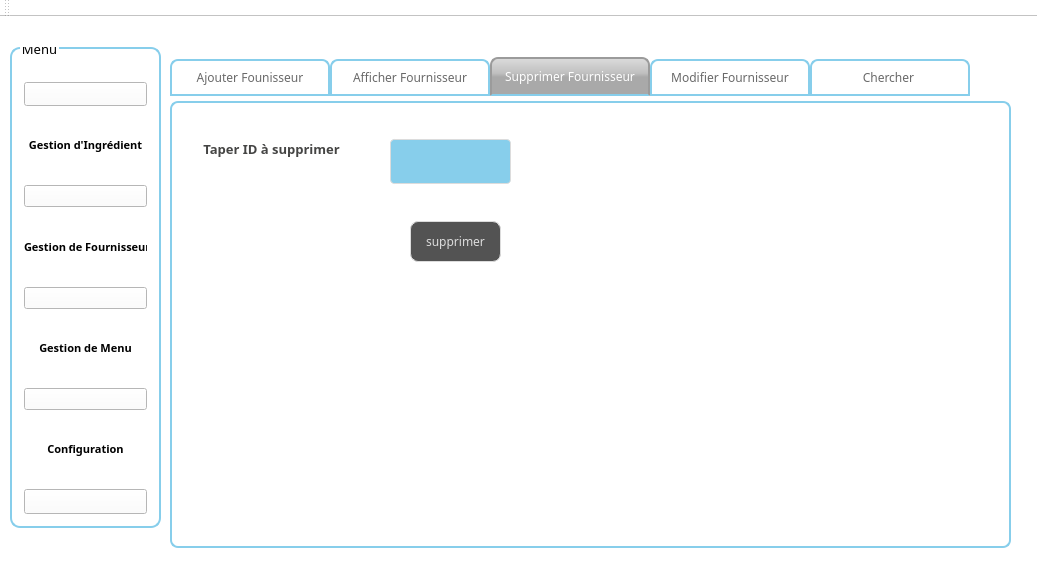
The window that mainwindow.ui (soumaya-nheri/Smart-Restaurant-2A25) describes before a commit, drawn with Qt 5.
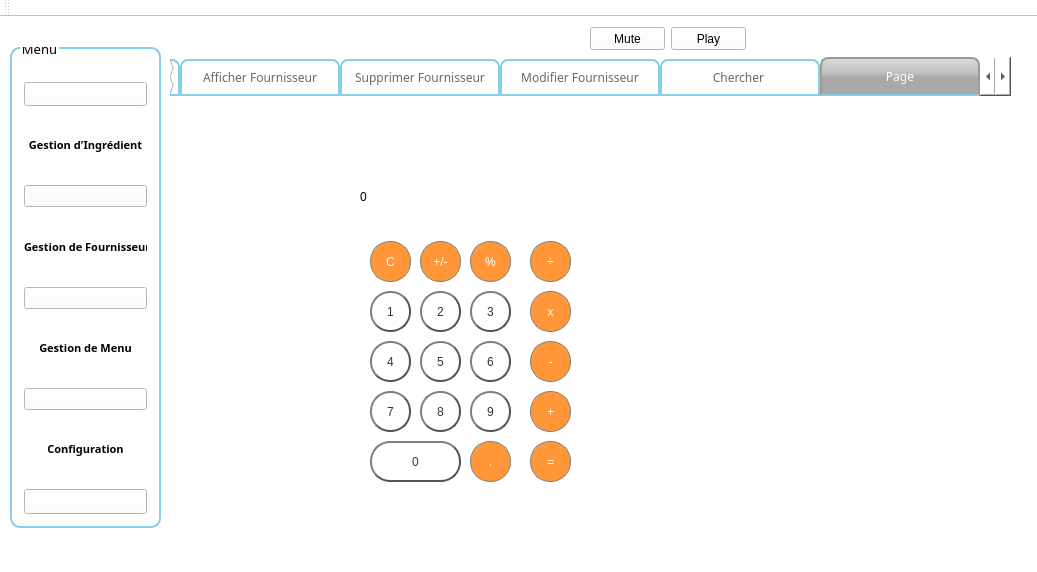
The same window after the commit. The open tabs and pages were chosen to show the change. Icons and pictures are not drawn.

What changed in the file:
```diff
--- a/mainwindow.ui
+++ b/mainwindow.ui
@@ -1282,6 +1282,903 @@
         </property>
        </widget>
       </widget>
+      <widget class="QWidget" name="tab_16">
+       <attribute name="title">
+        <string>Page</string>
+       </attribute>
+       <widget class="QPushButton" name="pushButton_0">
+        <property name="geometry">
+         <rect>
+          <x>200</x>
+          <y>340</y>
+          <width>91</width>
+          <height>41</height>
+         </rect>
+        </property>
+        <property name="styleSheet">
+         <string notr="true">QPushButton {
+color: #333;
+border: 2px solid #555;
+border-radius: 20px;
+border-style: outset;
+background: qradialgradient(
+cx: 0.3, cy: -0.4, fx: 0.3, fy: -0.4,
+radius: 1.35, stop: 0 #fff, stop: 1 #888
+);
+padding: 5px;
+}
+
+QPushButton:hover {
+background: qradialgradient(
+cx: 0.3, cy: -0.4, fx: 0.3, fy: -0.4,
+radius: 1.35, stop: 0 #fff, stop: 1 #bbb
+);
+}
+
+QPushButton:pressed {
+border-style: inset;
+background: qradialgradient(
+cx: 0.4, cy: -0.1, fx: 0.4, fy: -0.1,
+radius: 1.35, stop: 0 #fff, stop: 1 #ddd
+);
+}</string>
+        </property>
+        <property name="text">
+         <string>0</string>
+        </property>
+        <attribute name="buttonGroup">
+         <string notr="true">buttonGroup</string>
+        </attribute>
+       </widget>
+       <widget class="QPushButton" name="pushButton_5">
+        <property name="geometry">
+         <rect>
+          <x>250</x>
+          <y>240</y>
+          <width>41</width>
+          <height>41</height>
+         </rect>
+        </property>
+        <property name="styleSheet">
+         <string notr="true">QPushButton {
+color: #333;
+border: 2px solid #555;
+border-radius: 20px;
+border-style: outset;
+background: qradialgradient(
+cx: 0.3, cy: -0.4, fx: 0.3, fy: -0.4,
+radius: 1.35, stop: 0 #fff, stop: 1 #888
+);
+padding: 5px;
+}
+
+QPushButton:hover {
+background: qradialgradient(
+cx: 0.3, cy: -0.4, fx: 0.3, fy: -0.4,
+radius: 1.35, stop: 0 #fff, stop: 1 #bbb
+);
+}
+
+QPushButton:pressed {
+border-style: inset;
+background: qradialgradient(
+cx: 0.4, cy: -0.1, fx: 0.4, fy: -0.1,
+radius: 1.35, stop: 0 #fff, stop: 1 #ddd
+);
+}</string>
+        </property>
+        <property name="text">
+         <string>5</string>
+        </property>
+        <attribute name="buttonGroup">
+         <string notr="true">buttonGroup</string>
+        </attribute>
+       </widget>
+       <widget class="QPushButton" name="pushButton_8">
+        <property name="geometry">
+         <rect>
+          <x>250</x>
+          <y>290</y>
+          <width>41</width>
+          <height>41</height>
+         </rect>
+        </property>
+        <property name="styleSheet">
+         <string notr="true">QPushButton {
+color: #333;
+border: 2px solid #555;
+border-radius: 20px;
+border-style: outset;
+background: qradialgradient(
+cx: 0.3, cy: -0.4, fx: 0.3, fy: -0.4,
+radius: 1.35, stop: 0 #fff, stop: 1 #888
+);
+padding: 5px;
+}
+
+QPushButton:hover {
+background: qradialgradient(
+cx: 0.3, cy: -0.4, fx: 0.3, fy: -0.4,
+radius: 1.35, stop: 0 #fff, stop: 1 #bbb
+);
+}
+
+QPushButton:pressed {
+border-style: inset;
+background: qradialgradient(
+cx: 0.4, cy: -0.1, fx: 0.4, fy: -0.1,
+radius: 1.35, stop: 0 #fff, stop: 1 #ddd
+);
+}</string>
+        </property>
+        <property name="text">
+         <string>8</string>
+        </property>
+        <attribute name="buttonGroup">
+         <string notr="true">buttonGroup</string>
+        </attribute>
+       </widget>
+       <widget class="QPushButton" name="pushButton_minus">
+        <property name="geometry">
+         <rect>
+          <x>360</x>
+          <y>240</y>
+          <width>41</width>
+          <height>41</height>
+         </rect>
+        </property>
+        <property name="styleSheet">
+         <string notr="true">/* (Clear,+/-,%,. buttons) Unary Operations Buttons Stylesheet */
+
+QPushButton {
+  background-color: rgb(215, 215, 215);
+  border: 2px solid #555;
+border-radius: 20px;
+border-style: outset;
+}
+QPushButton:pressed {
+    background-color: qlineargradient(x1: 0, y1: 0, x2: 0, y2: 1,
+                                      stop: 0 #BEBEBE, stop: 1 #D7D7D7);
+}
+/* End Unary Operations Buttons Stylesheet */
+
+/* (Orange buttons) Operations Buttons Stylesheet */
+QPushButton {
+  background-color: rgb(255, 151, 57);
+  color: white; 
+  border: 1px solid gray;
+}
+
+QPushButton:pressed {
+    background-color: qlineargradient(x1: 0, y1: 0, x2: 0, y2: 1,
+                                      stop: 0 #FF7832, stop: 1 #FF9739);
+}
+</string>
+        </property>
+        <property name="text">
+         <string>-</string>
+        </property>
+        <attribute name="buttonGroup">
+         <string notr="true">buttonGroup</string>
+        </attribute>
+       </widget>
+       <widget class="QPushButton" name="pushButton_clear">
+        <property name="geometry">
+         <rect>
+          <x>200</x>
+          <y>140</y>
+          <width>41</width>
+          <height>41</height>
+         </rect>
+        </property>
+        <property name="styleSheet">
+         <string notr="true">/* (Clear,+/-,%,. buttons) Unary Operations Buttons Stylesheet */
+
+QPushButton {
+  background-color: rgb(215, 215, 215);
+  border: 2px solid #555;
+border-radius: 20px;
+border-style: outset;
+}
+QPushButton:pressed {
+    background-color: qlineargradient(x1: 0, y1: 0, x2: 0, y2: 1,
+                                      stop: 0 #BEBEBE, stop: 1 #D7D7D7);
+}
+/* End Unary Operations Buttons Stylesheet */
+
+/* (Orange buttons) Operations Buttons Stylesheet */
+QPushButton {
+  background-color: rgb(255, 151, 57);
+  color: white; 
+  border: 1px solid gray;
+}
+
+QPushButton:pressed {
+    background-color: qlineargradient(x1: 0, y1: 0, x2: 0, y2: 1,
+                                      stop: 0 #FF7832, stop: 1 #FF9739);
+}
+</string>
+        </property>
+        <property name="text">
+         <string>C</string>
+        </property>
+        <attribute name="buttonGroup">
+         <string notr="true">buttonGroup</string>
+        </attribute>
+       </widget>
+       <widget class="QPushButton" name="pushButton_9">
+        <property name="geometry">
+         <rect>
+          <x>300</x>
+          <y>290</y>
+          <width>41</width>
+          <height>41</height>
+         </rect>
+        </property>
+        <property name="styleSheet">
+         <string notr="true">QPushButton {
+color: #333;
+border: 2px solid #555;
+border-radius: 20px;
+border-style: outset;
+background: qradialgradient(
+cx: 0.3, cy: -0.4, fx: 0.3, fy: -0.4,
+radius: 1.35, stop: 0 #fff, stop: 1 #888
+);
+padding: 5px;
+}
+
+QPushButton:hover {
+background: qradialgradient(
+cx: 0.3, cy: -0.4, fx: 0.3, fy: -0.4,
+radius: 1.35, stop: 0 #fff, stop: 1 #bbb
+);
+}
+
+QPushButton:pressed {
+border-style: inset;
+background: qradialgradient(
+cx: 0.4, cy: -0.1, fx: 0.4, fy: -0.1,
+radius: 1.35, stop: 0 #fff, stop: 1 #ddd
+);
+}
+</string>
+        </property>
+        <property name="text">
+         <string>9</string>
+        </property>
+        <attribute name="buttonGroup">
+         <string notr="true">buttonGroup</string>
+        </attribute>
+       </widget>
+       <widget class="QPushButton" name="pushButton_2">
+        <property name="geometry">
+         <rect>
+          <x>250</x>
+          <y>190</y>
+          <width>41</width>
+          <height>41</height>
+         </rect>
+        </property>
+        <property name="styleSheet">
+         <string notr="true">QPushButton {
+color: #333;
+border: 2px solid #555;
+border-radius: 20px;
+border-style: outset;
+background: qradialgradient(
+cx: 0.3, cy: -0.4, fx: 0.3, fy: -0.4,
+radius: 1.35, stop: 0 #fff, stop: 1 #888
+);
+padding: 5px;
+}
+
+QPushButton:hover {
+background: qradialgradient(
+cx: 0.3, cy: -0.4, fx: 0.3, fy: -0.4,
+radius: 1.35, stop: 0 #fff, stop: 1 #bbb
+);
+}
+
+QPushButton:pressed {
+border-style: inset;
+background: qradialgradient(
+cx: 0.4, cy: -0.1, fx: 0.4, fy: -0.1,
+radius: 1.35, stop: 0 #fff, stop: 1 #ddd
+);
+}</string>
+        </property>
+        <property name="text">
+         <string>2</string>
+        </property>
+        <attribute name="buttonGroup">
+         <string notr="true">buttonGroup</string>
+        </attribute>
+       </widget>
+       <widget class="QPushButton" name="pushButton_1">
+        <property name="geometry">
+         <rect>
+          <x>200</x>
+          <y>190</y>
+          <width>41</width>
+          <height>41</height>
+         </rect>
+        </property>
+        <property name="styleSheet">
+         <string notr="true">QPushButton {
+color: #333;
+border: 2px solid #555;
+border-radius: 20px;
+border-style: outset;
+background: qradialgradient(
+cx: 0.3, cy: -0.4, fx: 0.3, fy: -0.4,
+radius: 1.35, stop: 0 #fff, stop: 1 #888
+);
+padding: 5px;
+}
+
+QPushButton:hover {
+background: qradialgradient(
+cx: 0.3, cy: -0.4, fx: 0.3, fy: -0.4,
+radius: 1.35, stop: 0 #fff, stop: 1 #bbb
+);
+}
+
+QPushButton:pressed {
+border-style: inset;
+background: qradialgradient(
+cx: 0.4, cy: -0.1, fx: 0.4, fy: -0.1,
+radius: 1.35, stop: 0 #fff, stop: 1 #ddd
+);
+}</string>
+        </property>
+        <property name="text">
+         <string>1</string>
+        </property>
+        <attribute name="buttonGroup">
+         <string notr="true">buttonGroup</string>
+        </attribute>
+       </widget>
+       <widget class="QPushButton" name="pushButton_divide">
+        <property name="geometry">
+         <rect>
+          <x>360</x>
+          <y>140</y>
+          <width>41</width>
+          <height>41</height>
+         </rect>
+        </property>
+        <property name="styleSheet">
+         <string notr="true">/* (Clear,+/-,%,. buttons) Unary Operations Buttons Stylesheet */
+
+QPushButton {
+  background-color: rgb(215, 215, 215);
+  border: 2px solid #555;
+border-radius: 20px;
+border-style: outset;
+}
+QPushButton:pressed {
+    background-color: qlineargradient(x1: 0, y1: 0, x2: 0, y2: 1,
+                                      stop: 0 #BEBEBE, stop: 1 #D7D7D7);
+}
+/* End Unary Operations Buttons Stylesheet */
+
+/* (Orange buttons) Operations Buttons Stylesheet */
+QPushButton {
+  background-color: rgb(255, 151, 57);
+  color: white; 
+  border: 1px solid gray;
+}
+
+QPushButton:pressed {
+    background-color: qlineargradient(x1: 0, y1: 0, x2: 0, y2: 1,
+                                      stop: 0 #FF7832, stop: 1 #FF9739);
+}
+</string>
+        </property>
+        <property name="text">
+         <string>÷</string>
+        </property>
+        <attribute name="buttonGroup">
+         <string notr="true">buttonGroup</string>
+        </attribute>
+       </widget>
+       <widget class="QPushButton" name="pushButton_percent">
+        <property name="geometry">
+         <rect>
+          <x>300</x>
+          <y>140</y>
+          <width>41</width>
+          <height>41</height>
+         </rect>
+        </property>
+        <property name="styleSheet">
+         <string notr="true">/* (Clear,+/-,%,. buttons) Unary Operations Buttons Stylesheet */
+
+QPushButton {
+  background-color: rgb(215, 215, 215);
+  border: 2px solid #555;
+border-radius: 20px;
+border-style: outset;
+}
+QPushButton:pressed {
+    background-color: qlineargradient(x1: 0, y1: 0, x2: 0, y2: 1,
+                                      stop: 0 #BEBEBE, stop: 1 #D7D7D7);
+}
+/* End Unary Operations Buttons Stylesheet */
+
+/* (Orange buttons) Operations Buttons Stylesheet */
+QPushButton {
+  background-color: rgb(255, 151, 57);
+  color: white; 
+  border: 1px solid gray;
+}
+
+QPushButton:pressed {
+    background-color: qlineargradient(x1: 0, y1: 0, x2: 0, y2: 1,
+                                      stop: 0 #FF7832, stop: 1 #FF9739);
+}
+</string>
+        </property>
+        <property name="text">
+         <string>%</string>
+        </property>
+        <attribute name="buttonGroup">
+         <string notr="true">buttonGroup</string>
+        </attribute>
+       </widget>
+       <widget class="QPushButton" name="pushButton_multiply">
+        <property name="geometry">
+         <rect>
+          <x>360</x>
+          <y>190</y>
+          <width>41</width>
+          <height>41</height>
+         </rect>
+        </property>
+        <property name="styleSheet">
+         <string notr="true">/* (Clear,+/-,%,. buttons) Unary Operations Buttons Stylesheet */
+
+QPushButton {
+  background-color: rgb(215, 215, 215);
+  border: 2px solid #555;
+border-radius: 20px;
+border-style: outset;
+}
+QPushButton:pressed {
+    background-color: qlineargradient(x1: 0, y1: 0, x2: 0, y2: 1,
+                                      stop: 0 #BEBEBE, stop: 1 #D7D7D7);
+}
+/* End Unary Operations Buttons Stylesheet */
+
+/* (Orange buttons) Operations Buttons Stylesheet */
+QPushButton {
+  background-color: rgb(255, 151, 57);
+  color: white; 
+  border: 1px solid gray;
+}
+
+QPushButton:pressed {
+    background-color: qlineargradient(x1: 0, y1: 0, x2: 0, y2: 1,
+                                      stop: 0 #FF7832, stop: 1 #FF9739);
+}
+</string>
+        </property>
+        <property name="text">
+         <string>x</string>
+        </property>
+        <attribute name="buttonGroup">
+         <string notr="true">buttonGroup</string>
+        </attribute>
+       </widget>
+       <widget class="QPushButton" name="pushButton_equals">
+        <property name="geometry">
+         <rect>
+          <x>360</x>
+          <y>340</y>
+          <width>41</width>
+          <height>41</height>
+         </rect>
+        </property>
+        <property name="styleSheet">
+         <string notr="true">/* (Clear,+/-,%,. buttons) Unary Operations Buttons Stylesheet */
+
+QPushButton {
+  background-color: rgb(215, 215, 215);
+  border: 2px solid #555;
+border-radius: 20px;
+border-style: outset;
+}
+QPushButton:pressed {
+    background-color: qlineargradient(x1: 0, y1: 0, x2: 0, y2: 1,
+                                      stop: 0 #BEBEBE, stop: 1 #D7D7D7);
+}
+/* End Unary Operations Buttons Stylesheet */
+
+/* (Orange buttons) Operations Buttons Stylesheet */
+QPushButton {
+  background-color: rgb(255, 151, 57);
+  color: white; 
+  border: 1px solid gray;
+}
+
+QPushButton:pressed {
+    background-color: qlineargradient(x1: 0, y1: 0, x2: 0, y2: 1,
+                                      stop: 0 #FF7832, stop: 1 #FF9739);
+}
+</string>
+        </property>
+        <property name="text">
+         <string>=</string>
+        </property>
+        <attribute name="buttonGroup">
+         <string notr="true">buttonGroup</string>
+        </attribute>
+       </widget>
+       <widget class="QPushButton" name="pushButton_4">
+        <property name="geometry">
+         <rect>
+          <x>200</x>
+          <y>240</y>
+          <width>41</width>
+          <height>41</height>
+         </rect>
+        </property>
+        <property name="styleSheet">
+         <string notr="true">QPushButton {
+color: #333;
+border: 2px solid #555;
+border-radius: 20px;
+border-style: outset;
+background: qradialgradient(
+cx: 0.3, cy: -0.4, fx: 0.3, fy: -0.4,
+radius: 1.35, stop: 0 #fff, stop: 1 #888
+);
+padding: 5px;
+}
+
+QPushButton:hover {
+background: qradialgradient(
+cx: 0.3, cy: -0.4, fx: 0.3, fy: -0.4,
+radius: 1.35, stop: 0 #fff, stop: 1 #bbb
+);
+}
+
+QPushButton:pressed {
+border-style: inset;
+background: qradialgradient(
+cx: 0.4, cy: -0.1, fx: 0.4, fy: -0.1,
+radius: 1.35, stop: 0 #fff, stop: 1 #ddd
+);
+}</string>
+        </property>
+        <property name="text">
+         <string>4</string>
+        </property>
+        <attribute name="buttonGroup">
+         <string notr="true">buttonGroup</string>
+        </attribute>
+       </widget>
+       <widget class="QPushButton" name="pushButton_add">
+        <property name="geometry">
+         <rect>
+          <x>360</x>
+          <y>290</y>
+          <width>41</width>
+          <height>41</height>
+         </rect>
+        </property>
+        <property name="styleSheet">
+         <string notr="true">/* (Clear,+/-,%,. buttons) Unary Operations Buttons Stylesheet */
+
+QPushButton {
+  background-color: rgb(215, 215, 215);
+  border: 2px solid #555;
+border-radius: 20px;
+border-style: outset;
+}
+QPushButton:pressed {
+    background-color: qlineargradient(x1: 0, y1: 0, x2: 0, y2: 1,
+                                      stop: 0 #BEBEBE, stop: 1 #D7D7D7);
+}
+/* End Unary Operations Buttons Stylesheet */
+
+/* (Orange buttons) Operations Buttons Stylesheet */
+QPushButton {
+  background-color: rgb(255, 151, 57);
+  color: white; 
+  border: 1px solid gray;
+}
+
+QPushButton:pressed {
+    background-color: qlineargradient(x1: 0, y1: 0, x2: 0, y2: 1,
+                                      stop: 0 #FF7832, stop: 1 #FF9739);
+}
+</string>
+        </property>
+        <property name="text">
+         <string>+</string>
+        </property>
+        <attribute name="buttonGroup">
+         <string notr="true">buttonGroup</string>
+        </attribute>
+       </widget>
+       <widget class="QPushButton" name="pushButton_7">
+        <property name="geometry">
+         <rect>
+          <x>200</x>
+          <y>290</y>
+          <width>41</width>
+          <height>41</height>
+         </rect>
+        </property>
+        <property name="styleSheet">
+         <string notr="true">QPushButton {
+color: #333;
+border: 2px solid #555;
+border-radius: 20px;
+border-style: outset;
+background: qradialgradient(
+cx: 0.3, cy: -0.4, fx: 0.3, fy: -0.4,
+radius: 1.35, stop: 0 #fff, stop: 1 #888
+);
+padding: 5px;
+}
+
+QPushButton:hover {
+background: qradialgradient(
+cx: 0.3, cy: -0.4, fx: 0.3, fy: -0.4,
+radius: 1.35, stop: 0 #fff, stop: 1 #bbb
+);
+}
+
+QPushButton:pressed {
+border-style: inset;
+background: qradialgradient(
+cx: 0.4, cy: -0.1, fx: 0.4, fy: -0.1,
+radius: 1.35, stop: 0 #fff, stop: 1 #ddd
+);
+}</string>
+        </property>
+        <property name="text">
+         <string>7</string>
+        </property>
+        <attribute name="buttonGroup">
+         <string notr="true">buttonGroup</string>
+        </attribute>
+       </widget>
+       <widget class="QPushButton" name="pushButton_3">
+        <property name="geometry">
+         <rect>
+          <x>300</x>
+          <y>190</y>
+          <width>41</width>
+          <height>41</height>
+         </rect>
+        </property>
+        <property name="styleSheet">
+         <string notr="true">QPushButton {
+color: #333;
+border: 2px solid #555;
+border-radius: 20px;
+border-style: outset;
+background: qradialgradient(
+cx: 0.3, cy: -0.4, fx: 0.3, fy: -0.4,
+radius: 1.35, stop: 0 #fff, stop: 1 #888
+);
+padding: 5px;
+}
+
+QPushButton:hover {
+background: qradialgradient(
+cx: 0.3, cy: -0.4, fx: 0.3, fy: -0.4,
+radius: 1.35, stop: 0 #fff, stop: 1 #bbb
+);
+}
+
+QPushButton:pressed {
+border-style: inset;
+background: qradialgradient(
+cx: 0.4, cy: -0.1, fx: 0.4, fy: -0.1,
+radius: 1.35, stop: 0 #fff, stop: 1 #ddd
+);
+}</string>
+        </property>
+        <property name="text">
+         <string>3</string>
+        </property>
+        <attribute name="buttonGroup">
+         <string notr="true">buttonGroup</string>
+        </attribute>
+       </widget>
+       <widget class="QPushButton" name="pushButton_6">
+        <property name="geometry">
+         <rect>
+          <x>300</x>
+          <y>240</y>
+          <width>41</width>
+          <height>41</height>
+         </rect>
+        </property>
+        <property name="styleSheet">
+         <string notr="true">QPushButton {
+color: #333;
+border: 2px solid #555;
+border-radius: 20px;
+border-style: outset;
+background: qradialgradient(
+cx: 0.3, cy: -0.4, fx: 0.3, fy: -0.4,
+radius: 1.35, stop: 0 #fff, stop: 1 #888
+);
+padding: 5px;
+}
+
+QPushButton:hover {
+background: qradialgradient(
+cx: 0.3, cy: -0.4, fx: 0.3, fy: -0.4,
+radius: 1.35, stop: 0 #fff, stop: 1 #bbb
+);
+}
+
+QPushButton:pressed {
+border-style: inset;
+background: qradialgradient(
+cx: 0.4, cy: -0.1, fx: 0.4, fy: -0.1,
+radius: 1.35, stop: 0 #fff, stop: 1 #ddd
+);
+}
+</string>
+        </property>
+        <property name="text">
+         <string>6</string>
+        </property>
+        <attribute name="buttonGroup">
+         <string notr="true">buttonGroup</string>
+        </attribute>
+       </widget>
+       <widget class="QLabel" name="label_19">
+        <property name="geometry">
+         <rect>
+          <x>190</x>
+          <y>70</y>
+          <width>211</width>
+          <height>51</height>
+         </rect>
+        </property>
+        <property name="styleSheet">
+         <string notr="true">/* (Label at top) Label Stylesheet */
+
+QLabel {
+  qproperty-alignment: 'AlignVCenter | AlignRight';
+  border: 1px solid gray;
+}
+
+background-color : white;
+
+/* End Label Stylesheet */</string>
+        </property>
+        <property name="text">
+         <string>0</string>
+        </property>
+       </widget>
+       <widget class="QPushButton" name="pushButton_dot">
+        <property name="geometry">
+         <rect>
+          <x>300</x>
+          <y>340</y>
+          <width>41</width>
+          <height>41</height>
+         </rect>
+        </property>
+        <property name="styleSheet">
+         <string notr="true">/* (Clear,+/-,%,. buttons) Unary Operations Buttons Stylesheet */
+
+QPushButton {
+  background-color: rgb(215, 215, 215);
+  border: 2px solid #555;
+border-radius: 20px;
+border-style: outset;
+}
+QPushButton:pressed {
+    background-color: qlineargradient(x1: 0, y1: 0, x2: 0, y2: 1,
+                                      stop: 0 #BEBEBE, stop: 1 #D7D7D7);
+}
+/* End Unary Operations Buttons Stylesheet */
+
+/* (Orange buttons) Operations Buttons Stylesheet */
+QPushButton {
+  background-color: rgb(255, 151, 57);
+  color: white; 
+  border: 1px solid gray;
+}
+
+QPushButton:pressed {
+    background-color: qlineargradient(x1: 0, y1: 0, x2: 0, y2: 1,
+                                      stop: 0 #FF7832, stop: 1 #FF9739);
+}
+</string>
+        </property>
+        <property name="text">
+         <string>.</string>
+        </property>
+        <attribute name="buttonGroup">
+         <string notr="true">buttonGroup</string>
+        </attribute>
+       </widget>
+       <widget class="QPushButton" name="pushButton_plusMinus">
+        <property name="geometry">
+         <rect>
+          <x>250</x>
+          <y>140</y>
+          <width>41</width>
+          <height>41</height>
+         </rect>
+        </property>
+        <property name="styleSheet">
+         <string notr="true">/* (Clear,+/-,%,. buttons) Unary Operations Buttons Stylesheet */
+
+QPushButton {
+  background-color: rgb(215, 215, 215);
+  border: 2px solid #555;
+border-radius: 20px;
+border-style: outset;
+}
+QPushButton:pressed {
+    background-color: qlineargradient(x1: 0, y1: 0, x2: 0, y2: 1,
+                                      stop: 0 #BEBEBE, stop: 1 #D7D7D7);
+}
+/* End Unary Operations Buttons Stylesheet */
+
+/* (Orange buttons) Operations Buttons Stylesheet */
+QPushButton {
+  background-color: rgb(255, 151, 57);
+  color: white; 
+  border: 1px solid gray;
+}
+
+QPushButton:pressed {
+    background-color: qlineargradient(x1: 0, y1: 0, x2: 0, y2: 1,
+                                      stop: 0 #FF7832, stop: 1 #FF9739);
+}
+</string>
+        </property>
+        <property name="text">
+         <string>+/-</string>
+        </property>
+        <attribute name="buttonGroup">
+         <string notr="true">buttonGroup</string>
+        </attribute>
+       </widget>
+      </widget>
+     </widget>
+     <widget class="QPushButton" name="muteSound">
+      <property name="geometry">
+       <rect>
+        <x>430</x>
+        <y>0</y>
+        <width>75</width>
+        <height>23</height>
+       </rect>
+      </property>
+      <property name="text">
+       <string>Mute</string>
+      </property>
+      <property name="checkable">
+       <bool>false</bool>
+      </property>
+     </widget>
+     <widget class="QPushButton" name="actionSound">
+      <property name="geometry">
+       <rect>
+        <x>511</x>
+        <y>0</y>
+        <width>75</width>
+        <height>23</height>
+       </rect>
+      </property>
+      <property name="text">
+       <string>Play</string>
+      </property>
      </widget>
     </widget>
     <widget class="QWidget" name="gestionproduit">
@@ -1973,7 +2870,7 @@
        <attribute name="title">
         <string>Modifier Ingrédient</string>
        </attribute>
-       <widget class="QPushButton" name="pushButton_5">
+       <widget class="QPushButton" name="btnmodif">
         <property name="geometry">
          <rect>
           <x>300</x>
```
Left out of the diff: 5 changed lines with no effect on the pictures.
